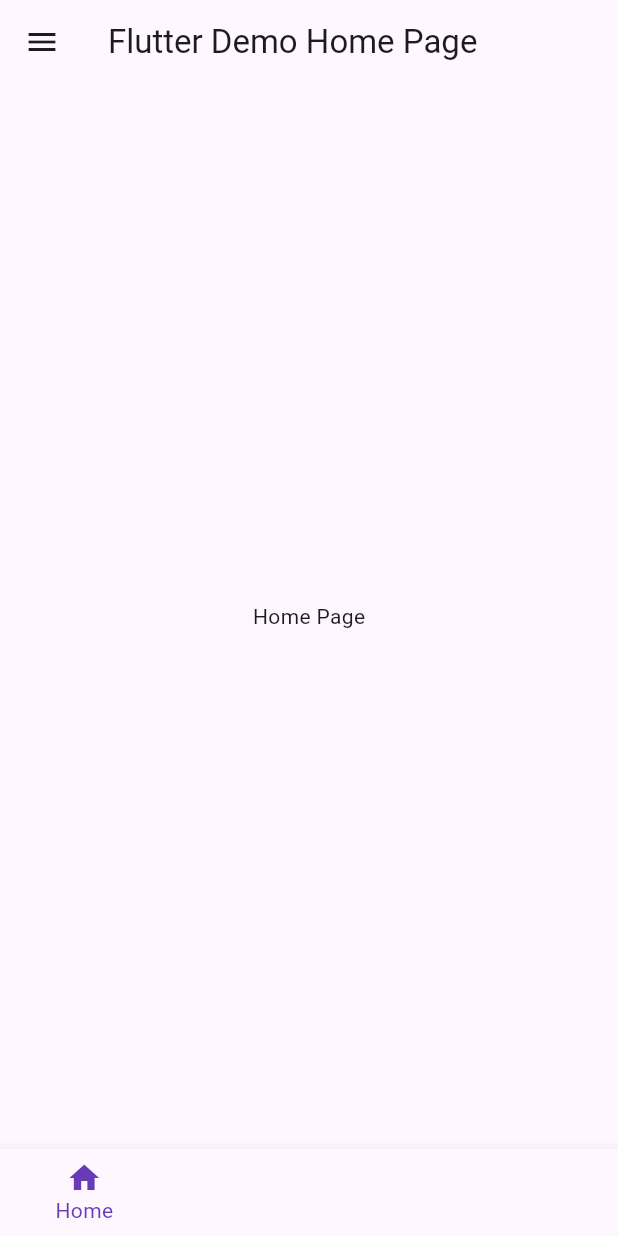
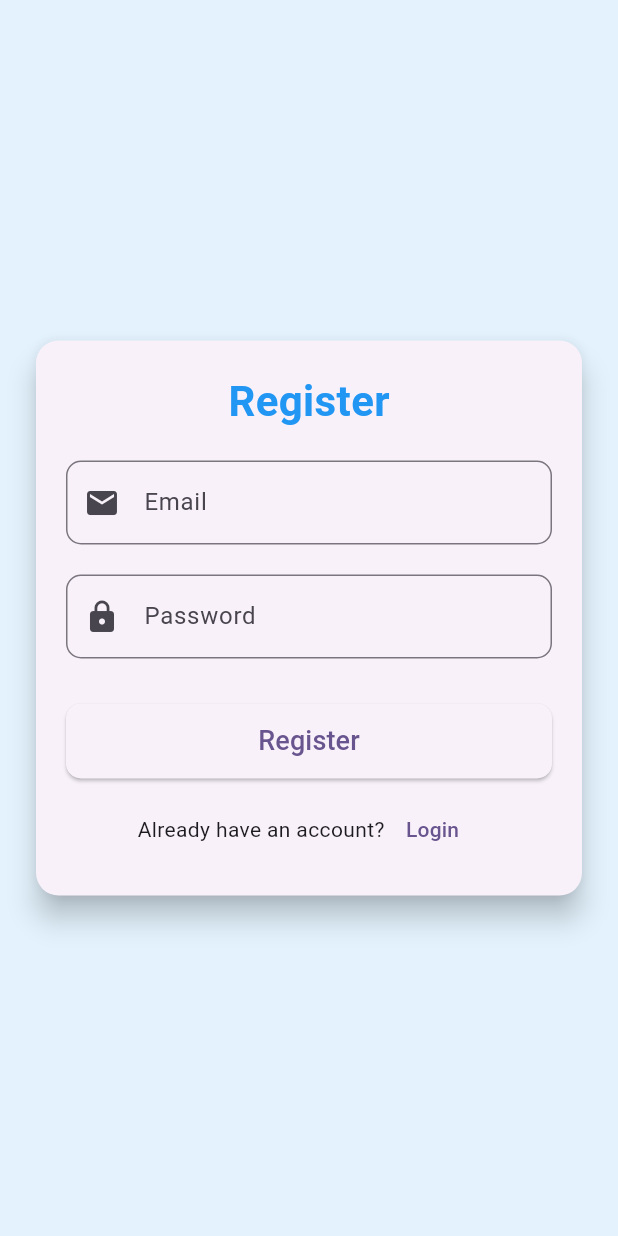
Before and after one commit to Sigmacare/sigmacare-android-app, a Flutter app: the screen it shows after launch, on a phone screen of 412 x 824 dp. Run offline on Flutter 3.47's test engine with Material 3 defaults, Android fonts, the phone set to English and light mode, and no system bars; our stand-ins replace flutter_dotenv, supabase_flutter; accounts and stored records are empty.

Commit message:
User Registration Added

```diff
--- a/lib/main.dart
+++ b/lib/main.dart
@@ -1,6 +1,21 @@
 import 'package:flutter/material.dart';
+import 'package:flutter_dotenv/flutter_dotenv.dart';
+import 'package:sigmacare_android_app/pages/homepage/homepage.dart';
+import 'package:sigmacare_android_app/pages/user-registration/registrationpage.dart';
+import 'package:supabase_flutter/supabase_flutter.dart';
 
-void main() {
+Future<void> main() async {
+  //importing environment variables from .env file
+  await dotenv.load(fileName: ".env");
+
+  String? url = dotenv.env['SUPABASE_URL'];
+  String? anonKey = dotenv.env['SUPABASE_API_KEY'];
+
+  //initializing the supabase
+  await Supabase.initialize(
+    url: url ?? '',
+    anonKey: anonKey ?? '',
+  );
   runApp(const MyApp());
 }
 
@@ -15,109 +30,7 @@
         colorScheme: ColorScheme.fromSeed(seedColor: Colors.deepPurple),
         useMaterial3: true,
       ),
-      home: const MyHomePage(),
+      home: const RegistrationPage(),
     );
   }
 }
-
-class MyHomePage extends StatefulWidget {
-  const MyHomePage({super.key});
-
-  @override
-  State<MyHomePage> createState() => _MyHomePageState();
-}
-
-class _MyHomePageState extends State<MyHomePage> {
-  int _selectedIndex = 0;
-
-  final List<Widget> _pages = [
-    const Center(child: Text('Home Page')),
-    const Center(child: Text('Search Page')),
-    const Center(child: Text('Profile Page')),
-    const Center(child: Text('Notifications Page')),
-    const Center(child: Text('Settings Page')),
-  ];
-
-  void _onItemTapped(int index) {
-    setState(() {
-      _selectedIndex = index;
-    });
-  }
-
-  @override
-  Widget build(BuildContext context) {
-    return Scaffold(
-      appBar: AppBar(
-        title: const Text('Flutter Demo Home Page'),
-        leading: Builder(
-          builder: (BuildContext context) {
-            return IconButton(
-              icon: const Icon(Icons.menu),
-              onPressed: () {
-                Scaffold.of(context).openDrawer();
-              },
-            );
-          },
-        ),
-      ),
-      drawer: Drawer(
-        child: ListView(
-          padding: EdgeInsets.zero,
-          children: [
-            DrawerHeader(
-              decoration: BoxDecoration(
-                color: Theme.of(context).primaryColor,
-              ),
-              child: const Text(
-                'Drawer Header',
-                style: TextStyle(color: Colors.white, fontSize: 24),
-              ),
-            ),
-            ListTile(
-              leading: const Icon(Icons.home),
-              title: const Text('Home'),
-              onTap: () {
-                Navigator.pop(context);
-              },
-            ),
-            ListTile(
-              leading: const Icon(Icons.settings),
-              title: const Text('Settings'),
-              onTap: () {
-                Navigator.pop(context);
-              },
-            ),
-          ],
-        ),
-      ),
-      body: _pages[_selectedIndex],
-      bottomNavigationBar: BottomNavigationBar(
-        items: const <BottomNavigationBarItem>[
-          BottomNavigationBarItem(
-            icon: Icon(Icons.home),
-            label: 'Home',
-          ),
-          BottomNavigationBarItem(
-            icon: Icon(Icons.search),
-            label: 'Search',
-          ),
-          BottomNavigationBarItem(
-            icon: Icon(Icons.person),
-            label: 'Profile',
-          ),
-          BottomNavigationBarItem(
-            icon: Icon(Icons.notifications),
-            label: 'Notifications',
-          ),
-          BottomNavigationBarItem(
-            icon: Icon(Icons.settings),
-            label: 'Settings',
-          ),
-        ],
-        currentIndex: _selectedIndex,
-        selectedItemColor: Colors.deepPurple,
-        onTap: _onItemTapped,
-      ),
-    );
-  }
-}
--- a/lib/pages/homepage/homepage.dart
+++ b/lib/pages/homepage/homepage.dart
@@ -1,13 +1,13 @@
 import 'package:flutter/material.dart';
 
-class MyHomePage extends StatefulWidget {
-  const MyHomePage({super.key});
+class HomePage extends StatefulWidget {
+  const HomePage({super.key});
 
   @override
-  State<MyHomePage> createState() => _MyHomePageState();
+  State<HomePage> createState() => _HomePageState();
 }
 
-class _MyHomePageState extends State<MyHomePage> {
+class _HomePageState extends State<HomePage> {
   int _selectedIndex = 0;
 
   //replace the Center widget with the actual pages
--- /dev/null
+++ b/lib/pages/user-registration/registrationpage.dart
@@ -0,0 +1,143 @@
+import 'package:flutter/material.dart';
+import 'package:sigmacare_android_app/api/_registerUser.dart';
+
+class RegistrationPage extends StatefulWidget {
+  const RegistrationPage({Key? key}) : super(key: key);
+
+  @override
+  State<RegistrationPage> createState() => _RegistrationPageState();
+}
+
+class _RegistrationPageState extends State<RegistrationPage> {
+  final _formKey = GlobalKey<FormState>(); // Form key for validation purposes
+
+  // Text editing controllers for text fields
+  final TextEditingController _emailController = TextEditingController();
+  final TextEditingController _passwordController = TextEditingController();
+
+  void _register() async {
+    if (_formKey.currentState!.validate()) {
+      final email = _emailController.text;
+      final password = _passwordController.text;
+
+      // Call the registerUser function
+      await registerUser(
+        context: context,
+        email: email,
+        password: password,
+      );
+    }
+  }
+
+  @override
+  Widget build(BuildContext context) {
+    return Scaffold(
+      backgroundColor: Colors.blue.shade50,
+      body: Center(
+        child: SingleChildScrollView(
+          child: Padding(
+            padding: const EdgeInsets.symmetric(horizontal: 20.0),
+            child: Card(
+              elevation: 8,
+              shape: RoundedRectangleBorder(
+                borderRadius: BorderRadius.circular(15),
+              ),
+              child: Padding(
+                padding: const EdgeInsets.all(20.0),
+                child: Form(
+                  key: _formKey,
+                  child: Column(
+                    mainAxisSize: MainAxisSize.min,
+                    children: [
+                      const Text(
+                        'Register',
+                        style: TextStyle(
+                          fontSize: 28,
+                          fontWeight: FontWeight.bold,
+                          color: Colors.blue,
+                        ),
+                      ),
+                      const SizedBox(height: 20),
+                      TextFormField(
+                        controller: _emailController,
+                        decoration: InputDecoration(
+                          labelText: 'Email',
+                          prefixIcon: const Icon(Icons.email),
+                          border: OutlineInputBorder(
+                            borderRadius: BorderRadius.circular(10),
+                          ),
+                        ),
+                        keyboardType: TextInputType.emailAddress,
+                        validator: (value) {
+                          if (value == null || value.isEmpty) {
+                            return 'Please enter your email';
+                          }
+                          if (!RegExp(r'^[^@]+@[^@]+\.[^@]+').hasMatch(value)) {
+                            return 'Please enter a valid email';
+                          }
+                          return null;
+                        },
+                      ),
+                      const SizedBox(height: 20),
+                      TextFormField(
+                        controller: _passwordController,
+                        decoration: InputDecoration(
+                          labelText: 'Password',
+                          prefixIcon: const Icon(Icons.lock),
+                          border: OutlineInputBorder(
+                            borderRadius: BorderRadius.circular(10),
+                          ),
+                        ),
+                        obscureText: true,
+                        validator: (value) {
+                          if (value == null || value.isEmpty) {
+                            return 'Please enter your password';
+                          }
+                          if (value.length < 6) {
+                            return 'Password must be at least 6 characters long';
+                          }
+                          return null;
+                        },
+                      ),
+                      const SizedBox(height: 30),
+                      ElevatedButton(
+                        onPressed: _register,
+                        style: ElevatedButton.styleFrom(
+                          minimumSize: const Size(double.infinity, 50),
+                          shape: RoundedRectangleBorder(
+                            borderRadius: BorderRadius.circular(10),
+                          ),
+                        ),
+                        child: const Text(
+                          'Register',
+                          style: TextStyle(fontSize: 18),
+                        ),
+                      ),
+                      const SizedBox(height: 10),
+                      Row(
+                        mainAxisAlignment: MainAxisAlignment.center,
+                        children: [
+                          const Text("Already have an account?"),
+                          TextButton(
+                            onPressed: () {
+                              // Handle navigation to login page
+                              ScaffoldMessenger.of(context).showSnackBar(
+                                const SnackBar(
+                                    content: Text('Go to Login Page')),
+                              );
+                            },
+                            child: const Text('Login'),
+                          ),
+                        ],
+                      ),
+                    ],
+                  ),
+                ),
+              ),
+            ),
+          ),
+        ),
+      ),
+    );
+  }
+}
```
Also changed, not shown: lib/api/_registerUser.dart (added, +63 -0 lines), lib/pages/user-registration/verify_email_page.dart (added, +73 -0 lines), pubspec.yaml (+5 -2 lines), pubspec.lock, 6 other files.
